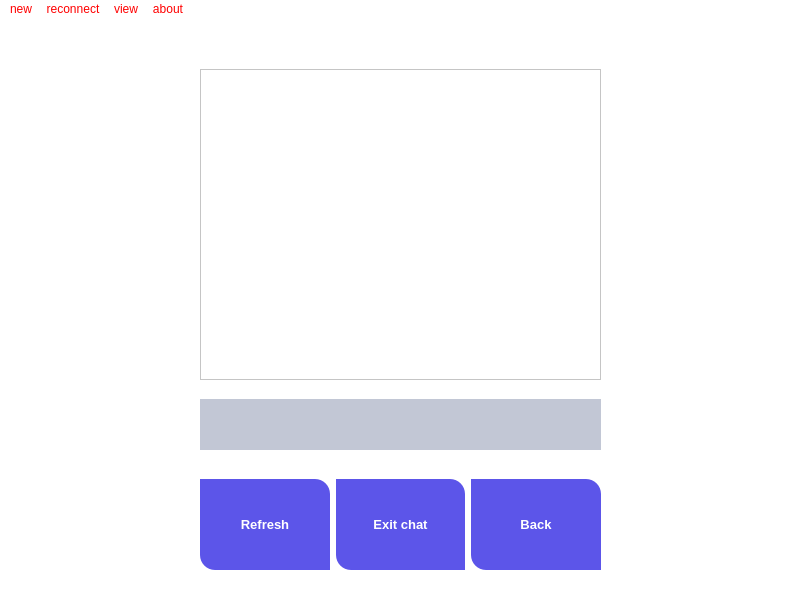
First picture: the form in chat.ui, repository moheb432/tcp_server, before the edit.
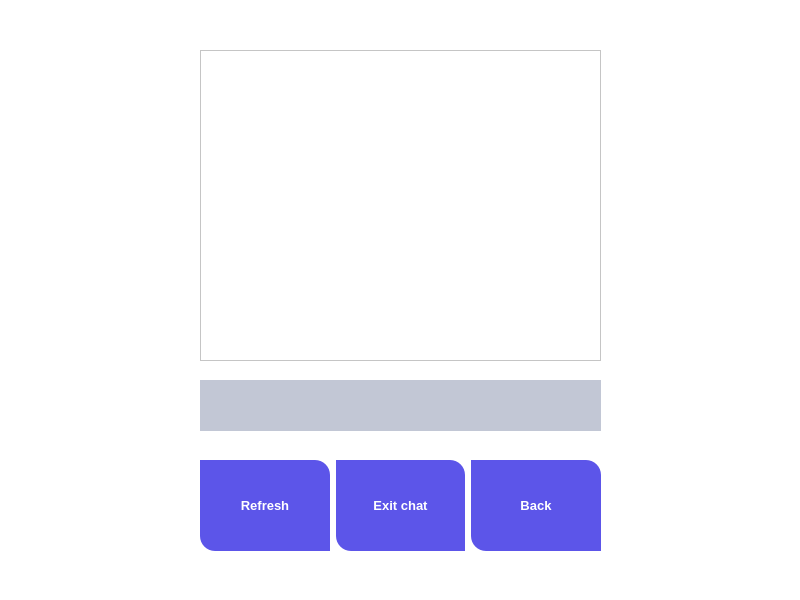
Second picture: the form after the edit. Icons and pictures are not drawn.

Patch:
```diff
--- a/chat.ui
+++ b/chat.ui
@@ -557,40 +557,6 @@
     </layout>
    </widget>
   </widget>
-  <widget class="QMenuBar" name="menubar">
-   <property name="geometry">
-    <rect>
-     <x>0</x>
-     <y>0</y>
-     <width>800</width>
-     <height>26</height>
-    </rect>
-   </property>
-   <widget class="QMenu" name="menunew">
-    <property name="title">
-     <string>new</string>
-    </property>
-   </widget>
-   <widget class="QMenu" name="menurecconect">
-    <property name="title">
-     <string>reconnect</string>
-    </property>
-   </widget>
-   <widget class="QMenu" name="menuview">
-    <property name="title">
-     <string>view</string>
-    </property>
-   </widget>
-   <widget class="QMenu" name="menuabout">
-    <property name="title">
-     <string>about</string>
-    </property>
-   </widget>
-   <addaction name="menunew"/>
-   <addaction name="menurecconect"/>
-   <addaction name="menuview"/>
-   <addaction name="menuabout"/>
-  </widget>
   <widget class="QStatusBar" name="statusbar"/>
  </widget>
  <resources/>
```
